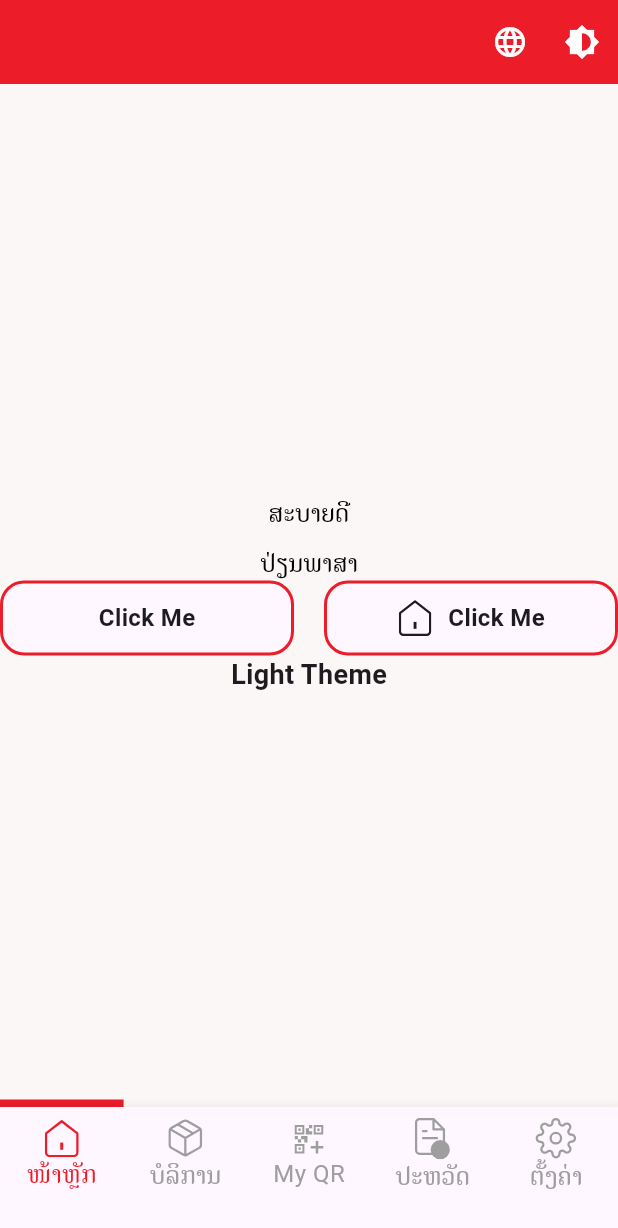
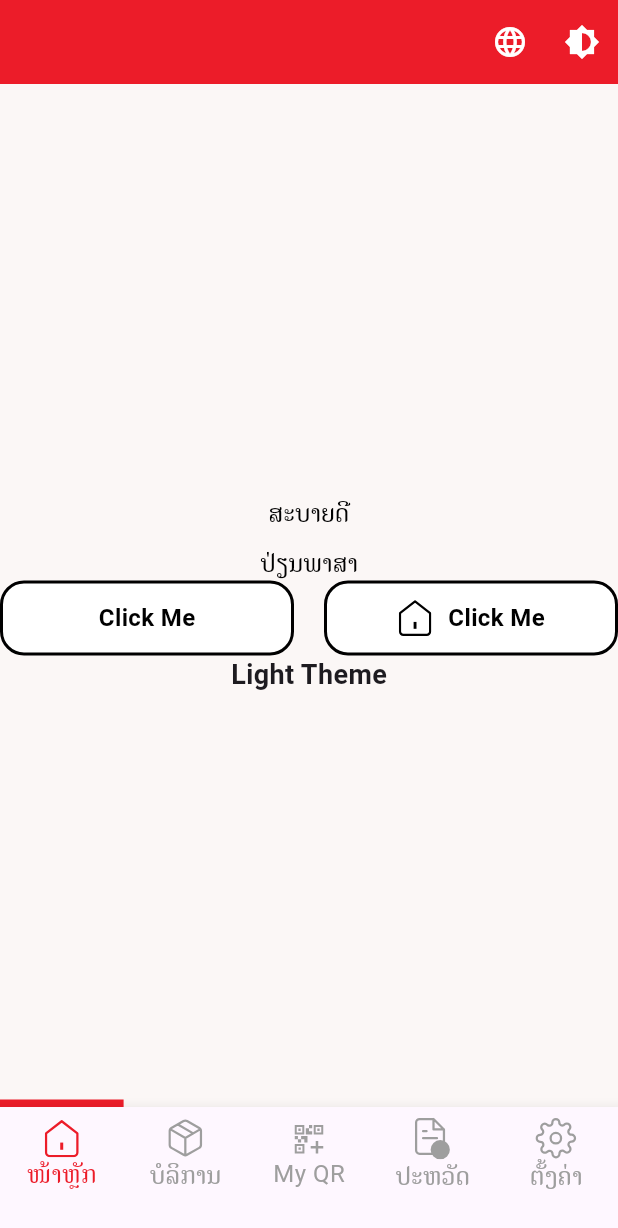
Before and after one commit to aoypsk8/super_app, a Flutter app: the screen it shows after launch, on a phone screen of 412 x 824 dp. Shown: the top 1228 px of the screen. Run offline on Flutter 3.47's test engine with Material 3 defaults, Android fonts, the phone set to English and light mode, and no system bars; our stand-ins replace flutter_svg, get, get_storage, google_fonts, sizer.

Commit message:
update change button color with themes

```diff
--- a/lib/widget/button.dart
+++ b/lib/widget/button.dart
@@ -1,5 +1,7 @@
 import 'package:flutter/material.dart';
 import 'package:flutter_svg/flutter_svg.dart';
+import 'package:get/get.dart';
+import 'package:super_app/services/theme_service.dart';
 
 class CustomButton extends StatelessWidget {
   final String title;
@@ -21,10 +23,10 @@ class CustomButton extends StatelessWidget {
 
   @override
   Widget build(BuildContext context) {
-    // Use Theme.of(context) to get dynamic theme colors
-    final backgroundColor = Theme.of(context).cardColor;
-    final borderColor = Theme.of(context).primaryColor;
-    final textColor = Theme.of(context).textTheme.bodyLarge?.color ?? Colors.black;
+    final themeService = Get.find<ThemeService>();
+    final backgroundColor = themeService.isDarkMode ? Colors.black : Colors.white;
+    final borderColor = themeService.isDarkMode ? Colors.white : Colors.black;
+    final textColor = themeService.isDarkMode ? Colors.white : Colors.black;
 
     return InkWell(
       onTap: onPressed,
```
